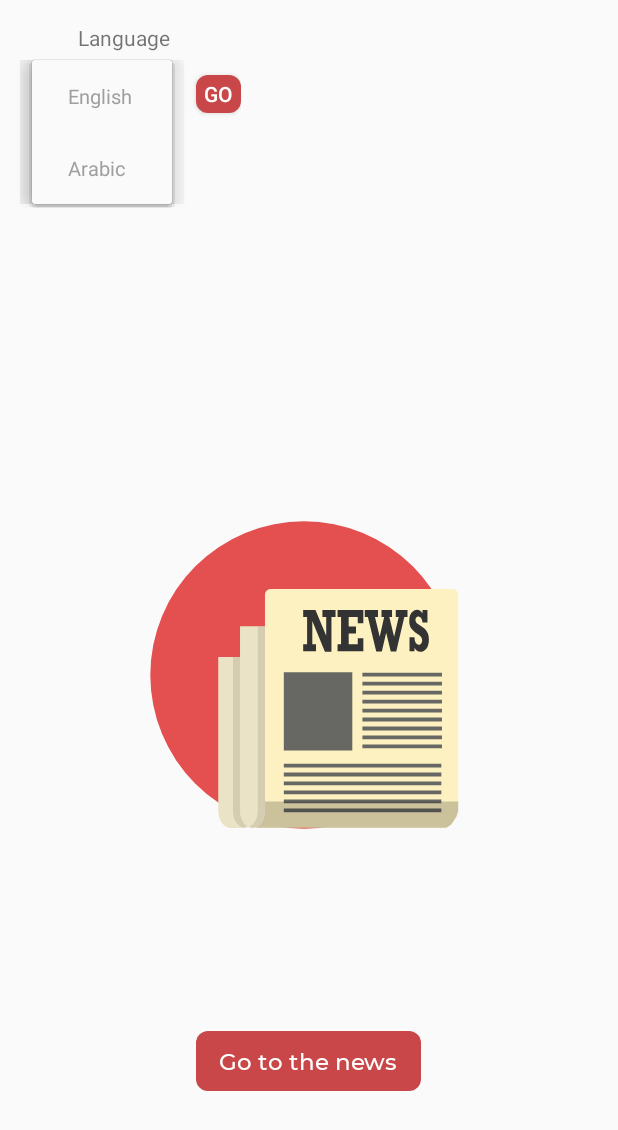
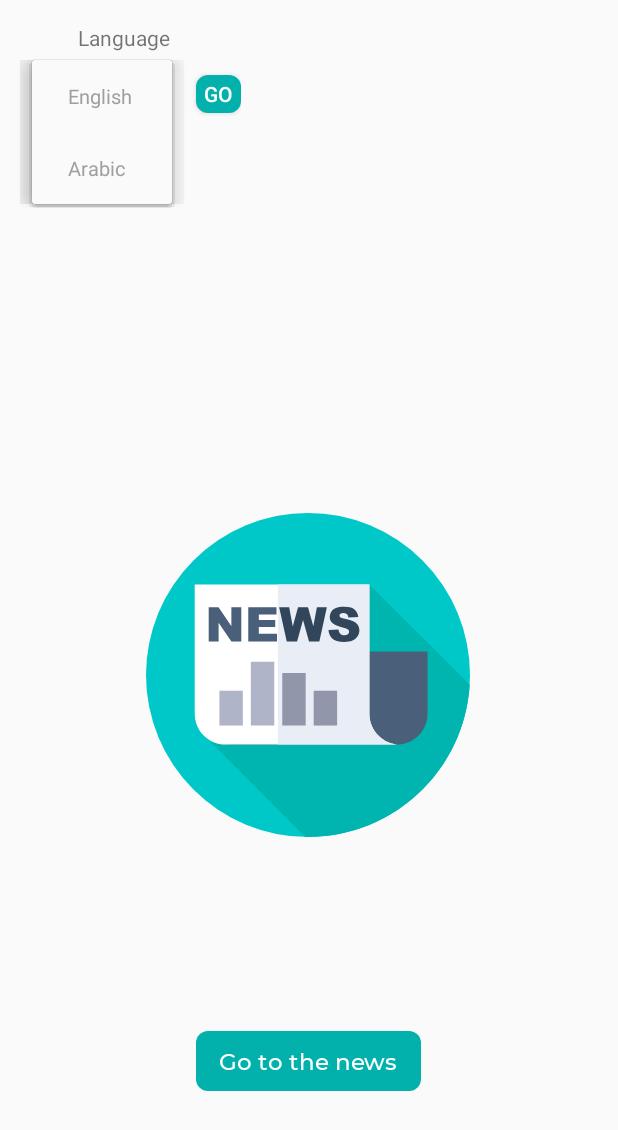
Before and after one commit to mokeshawy/Last.News, an Android app: the screen it shows after launch (MainActivity), after a tap on "English", on a phone screen of 412 x 824 dp. Shown: the top 1130 px of the screen. Run offline under Robolectric (Android 15) with nearby library versions, the phone set to English and light mode, and no system bars; our stand-ins replace data binding, navigation-ui; 5 statements that could not run were skipped.

Commit message:
update color for app

```diff
--- a/app/src/main/res/drawable/bg_btn_primary.xml
+++ b/app/src/main/res/drawable/bg_btn_primary.xml
@@ -2,7 +2,7 @@
 <shape xmlns:android="http://schemas.android.com/apk/res/android">
 
     <solid
-        android:color="@color/apricot"
+        android:color="@color/greenSoft"
         />
 
     <corners
--- /dev/null
+++ b/app/src/main/res/drawable/ic_vector_newspaper.xml
@@ -0,0 +1,45 @@
+<vector xmlns:android="http://schemas.android.com/apk/res/android"
+    android:width="512dp"
+    android:height="512dp"
+    android:viewportWidth="512"
+    android:viewportHeight="512">
+  <path
+      android:pathData="M256,256m-256,0a256,256 0,1 1,512 0a256,256 0,1 1,-512 0"
+      android:fillColor="#00C8C8"/>
+  <path
+      android:pathData="M511.518,271.519L353,113L94.956,354.851l157.099,157.1c1.314,0.02 2.626,0.05 3.945,0.05C392.172,512 503.494,405.675 511.518,271.519z"
+      android:fillColor="#00B5B0"/>
+  <path
+      android:pathData="M168.877,317.053v-98.279h276v98.279c0,26.936 -21.836,48.771 -48.772,48.771H124.833C151.769,365.825 168.877,343.989 168.877,317.053z"
+      android:fillColor="#495F7A"/>
+  <path
+      android:pathData="M353,317.053V113H77v204.053c0,26.936 21.836,48.771 48.772,48.771h276C374.836,365.825 353,343.989 353,317.053z"
+      android:fillColor="#FFFFFF"/>
+  <path
+      android:pathData="M353,317.054V113H208.445v252.825h193.326C374.836,365.825 353,343.989 353,317.054z"
+      android:fillColor="#E9EDF5"/>
+  <path
+      android:pathData="M116.01,280.859h37v55h-37z"
+      android:fillColor="#AFB4C8"/>
+  <path
+      android:pathData="M264.99,280.859h37v55h-37z"
+      android:fillColor="#9196AA"/>
+  <path
+      android:pathData="M215.33,252.859h37v83h-37z"
+      android:fillColor="#9196AA"/>
+  <path
+      android:pathData="M165.67,235.217h37v100.642h-37z"
+      android:fillColor="#AFB4C8"/>
+  <path
+      android:pathData="M99.09,149.032h15.541l20.279,29.798v-29.798h15.688v53.859H134.91l-20.17,-29.573v29.573H99.09V149.032z"
+      android:fillColor="#495F7A"/>
+  <path
+      android:pathData="M161.619,149.032h44.602v11.5h-27.922v8.56H204.2v10.985h-25.901v10.618h28.73v12.197h-45.41V149.032z"
+      android:fillColor="#495F7A"/>
+  <path
+      android:pathData="M210.445,149.032h15.808l5.691,30.152l8.329,-30.152h15.751l8.35,30.112l5.698,-30.112h15.725l-11.872,53.859h-16.32l-9.446,-33.91l-9.41,33.91h-16.319L210.445,149.032z"
+      android:fillColor="#31465B"/>
+  <path
+      android:pathData="M288.332,185.073l15.835,-0.992c0.343,2.572 1.04,4.532 2.094,5.878c1.714,2.18 4.163,3.27 7.348,3.27c2.376,0 4.207,-0.557 5.492,-1.672c1.286,-1.114 1.929,-2.406 1.929,-3.876c0,-1.396 -0.612,-2.645 -1.837,-3.748c-1.225,-1.102 -4.065,-2.143 -8.523,-3.123c-7.299,-1.641 -12.504,-3.821 -15.613,-6.54c-3.136,-2.719 -4.703,-6.184 -4.703,-10.397c0,-2.768 0.802,-5.382 2.406,-7.844c1.604,-2.462 4.017,-4.396 7.238,-5.805c3.22,-1.408 7.635,-2.112 13.244,-2.112c6.882,0 12.13,1.28 15.742,3.839c3.613,2.56 5.762,6.631 6.448,12.216l-15.688,0.918c-0.417,-2.425 -1.292,-4.188 -2.627,-5.291s-3.178,-1.653 -5.529,-1.653c-1.936,0 -3.393,0.411 -4.372,1.231c-0.979,0.821 -1.47,1.818 -1.47,2.994c0,0.857 0.404,1.629 1.213,2.314c0.783,0.71 2.645,1.372 5.584,1.984c7.274,1.568 12.485,3.154 15.633,4.758c3.146,1.604 5.438,3.595 6.87,5.97c1.433,2.376 2.149,5.034 2.149,7.973c0,3.454 -0.956,6.638 -2.866,9.552c-1.91,2.915 -4.58,5.125 -8.009,6.631c-3.43,1.506 -7.752,2.259 -12.969,2.259c-9.161,0 -15.504,-1.764 -19.031,-5.291C290.794,194.993 288.797,190.511 288.332,185.073z"
+      android:fillColor="#31465B"/>
+</vector>
--- a/app/src/main/res/layout/fragment_splash.xml
+++ b/app/src/main/res/layout/fragment_splash.xml
@@ -17,7 +17,7 @@
             android:id="@+id/iv_splash_screen"
             android:layout_width="264dp"
             android:layout_height="229dp"
-            android:src="@drawable/ic_vector_splash_news"
+            android:src="@drawable/ic_vector_newspaper"
             app:layout_constraintBottom_toBottomOf="parent"
             app:layout_constraintEnd_toEndOf="parent"
             app:layout_constraintHorizontal_bias="0.496"
--- a/app/src/main/res/layout/fragment_welcome.xml
+++ b/app/src/main/res/layout/fragment_welcome.xml
@@ -80,6 +80,7 @@
             android:text="@string/title_to_the_last_news"
             android:textSize="20dp"
             app:layout_constraintEnd_toEndOf="@+id/tv_welcome_to"
+            app:layout_constraintHorizontal_bias="0.46"
             app:layout_constraintStart_toStartOf="@+id/tv_welcome_to"
             app:layout_constraintTop_toBottomOf="@+id/tv_welcome_to" />
 
@@ -87,7 +88,7 @@
             android:id="@+id/iv_welcome_screen"
             android:layout_width="257dp"
             android:layout_height="216dp"
-            android:src="@drawable/ic_vector_splash_news"
+            android:src="@drawable/ic_vector_newspaper"
             app:layout_constraintBottom_toBottomOf="parent"
             app:layout_constraintEnd_toEndOf="parent"
             app:layout_constraintHorizontal_bias="0.495"
--- a/app/src/main/res/values/colors.xml
+++ b/app/src/main/res/values/colors.xml
@@ -14,5 +14,5 @@
     <color name="blueSoft">#EAEFF9</color>
     <color name="silver">#9F9F9F</color>
 
-    <color name="apricot">#C94749</color>
+    <color name="greenSoft">#02B1AB</color>
 </resources>
```
